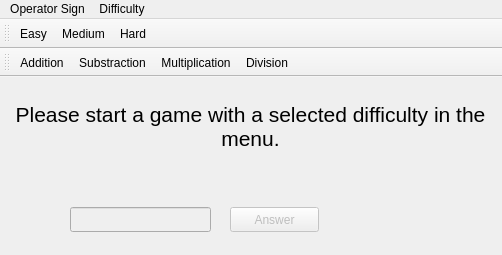
Before: the Qt Designer form Math_Game/mainwindow.ui in JayHacks2017-SC-BI-TD-BQ/Math-Game, drawn with Qt 5.
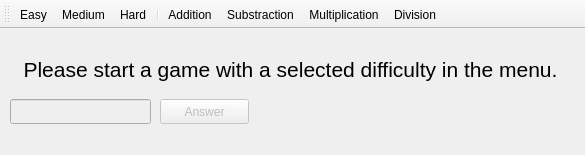
After: the same form once the commit is applied.

Patch:
```diff
--- a/Math_Game/mainwindow.ui
+++ b/Math_Game/mainwindow.ui
@@ -6,8 +6,8 @@
    <rect>
     <x>0</x>
     <y>0</y>
-    <width>502</width>
-    <height>255</height>
+    <width>585</width>
+    <height>155</height>
    </rect>
   </property>
   <property name="windowTitle">
@@ -18,8 +18,8 @@
     <property name="geometry">
      <rect>
       <x>10</x>
-      <y>19</y>
-      <width>481</width>
+      <y>10</y>
+      <width>561</width>
       <height>61</height>
      </rect>
     </property>
@@ -44,8 +44,8 @@
     </property>
     <property name="geometry">
      <rect>
-      <x>230</x>
-      <y>130</y>
+      <x>160</x>
+      <y>70</y>
       <width>89</width>
       <height>25</height>
      </rect>
@@ -60,42 +60,30 @@
     </property>
     <property name="geometry">
      <rect>
-      <x>70</x>
-      <y>130</y>
+      <x>10</x>
+      <y>70</y>
       <width>141</width>
       <height>25</height>
      </rect>
     </property>
    </widget>
-  </widget>
-  <widget class="QMenuBar" name="menuBarGame">
-   <property name="geometry">
-    <rect>
-     <x>0</x>
-     <y>0</y>
-     <width>502</width>
-     <height>22</height>
-    </rect>
-   </property>
-   <widget class="QMenu" name="menuDifficulty">
-    <property name="title">
-     <string>Difficulty</string>
+   <widget class="QLabel" name="lblCorrect">
+    <property name="geometry">
+     <rect>
+      <x>260</x>
+      <y>70</y>
+      <width>211</width>
+      <height>21</height>
+     </rect>
     </property>
-    <addaction name="actionEasy_5"/>
-    <addaction name="actionMedium_5"/>
-    <addaction name="actionHard_5"/>
-   </widget>
-   <widget class="QMenu" name="menuMenu">
-    <property name="title">
-     <string>Operator Sign</string>
+    <property name="text">
+     <string/>
     </property>
     <addaction name="actionAddition"/>
     <addaction name="actionSubstraction"/>
     <addaction name="actionMultiplication"/>
     <addaction name="actionDivision"/>
    </widget>
-   <addaction name="menuMenu"/>
-   <addaction name="menuDifficulty"/>
   </widget>
   <widget class="QToolBar" name="toolBar">
    <property name="windowTitle">
@@ -110,17 +98,7 @@
    <addaction name="actionEasy_5"/>
    <addaction name="actionMedium_5"/>
    <addaction name="actionHard_5"/>
-  </widget>
-  <widget class="QToolBar" name="toolBar_2">
-   <property name="windowTitle">
-    <string>toolBar_2</string>
-   </property>
-   <attribute name="toolBarArea">
-    <enum>TopToolBarArea</enum>
-   </attribute>
-   <attribute name="toolBarBreak">
-    <bool>true</bool>
-   </attribute>
+   <addaction name="separator"/>
    <addaction name="actionAddition"/>
    <addaction name="actionSubstraction"/>
    <addaction name="actionMultiplication"/>
```
Left out of the diff: 4 changed lines with no effect on the pictures.
